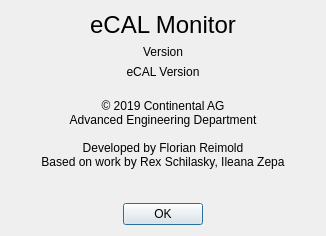
First picture: the form in app/mon/mon_gui/src/widgets/about_dialog/about_dialog.ui, repository eclipse-ecal/ecal, before the edit.
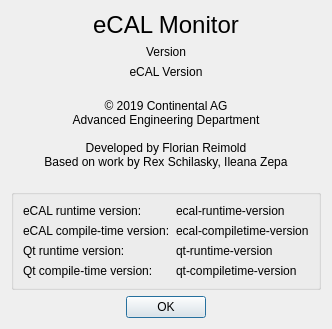
Second picture: the form after the edit.

Commit message: [GUI Apps] Added eCAL and Qt runtime and compile-time versions to the about dialog

The edit to the form file:
```diff
--- a/app/mon/mon_gui/src/widgets/about_dialog/about_dialog.ui
+++ b/app/mon/mon_gui/src/widgets/about_dialog/about_dialog.ui
@@ -6,8 +6,8 @@
    <rect>
     <x>0</x>
     <y>0</y>
-    <width>326</width>
-    <height>209</height>
+    <width>304</width>
+    <height>312</height>
    </rect>
   </property>
   <property name="windowTitle">
@@ -62,7 +62,6 @@
 
 Developed by Florian Reimold
 Based on work by Rex Schilasky, Ileana Zepa
-
 </string>
      </property>
      <property name="textFormat">
@@ -73,6 +72,68 @@
      </property>
     </widget>
    </item>
+   <item>
+    <widget class="QGroupBox" name="lib_versions_groupbox">
+     <layout class="QFormLayout" name="lib_vresions_groupbox_layout">
+      <item row="2" column="0">
+       <widget class="QLabel" name="qt_runtime_rowlabel">
+        <property name="text">
+         <string>Qt runtime version:</string>
+        </property>
+       </widget>
+      </item>
+      <item row="2" column="1">
+       <widget class="QLabel" name="qt_runtime_version_string_label">
+        <property name="text">
+         <string>qt-runtime-version</string>
+        </property>
+       </widget>
+      </item>
+      <item row="0" column="0">
+       <widget class="QLabel" name="ecal_runtime_rowlabel">
+        <property name="text">
+         <string>eCAL runtime version:</string>
+        </property>
+       </widget>
+      </item>
+      <item row="0" column="1">
+       <widget class="QLabel" name="ecal_runtime_version_string_label">
+        <property name="text">
+         <string>ecal-runtime-version</string>
+        </property>
+       </widget>
+      </item>
+      <item row="1" column="0">
+       <widget class="QLabel" name="ecal_compiletime_rowlabel">
+        <property name="text">
+         <string>eCAL compile-time version:</string>
+        </property>
+       </widget>
+      </item>
+      <item row="1" column="1">
+       <widget class="QLabel" name="ecal_compiletime_versin_string_label">
+        <property name="text">
+         <string>ecal-compiletime-version</string>
+        </property>
+       </widget>
+      </item>
+      <item row="3" column="0">
+       <widget class="QLabel" name="qt_compiletime_rowlabel">
+        <property name="text">
+         <string>Qt compile-time version:</string>
+        </property>
+       </widget>
+      </item>
+      <item row="3" column="1">
+       <widget class="QLabel" name="qt_compiletime_version_string_label">
+        <property name="text">
+         <string>qt-compiletime-version</string>
+        </property>
+       </widget>
+      </item>
+     </layout>
+    </widget>
+   </item>
    <item>
     <spacer name="verticalSpacer">
      <property name="orientation">
```
The commit also changes 9 other files.
